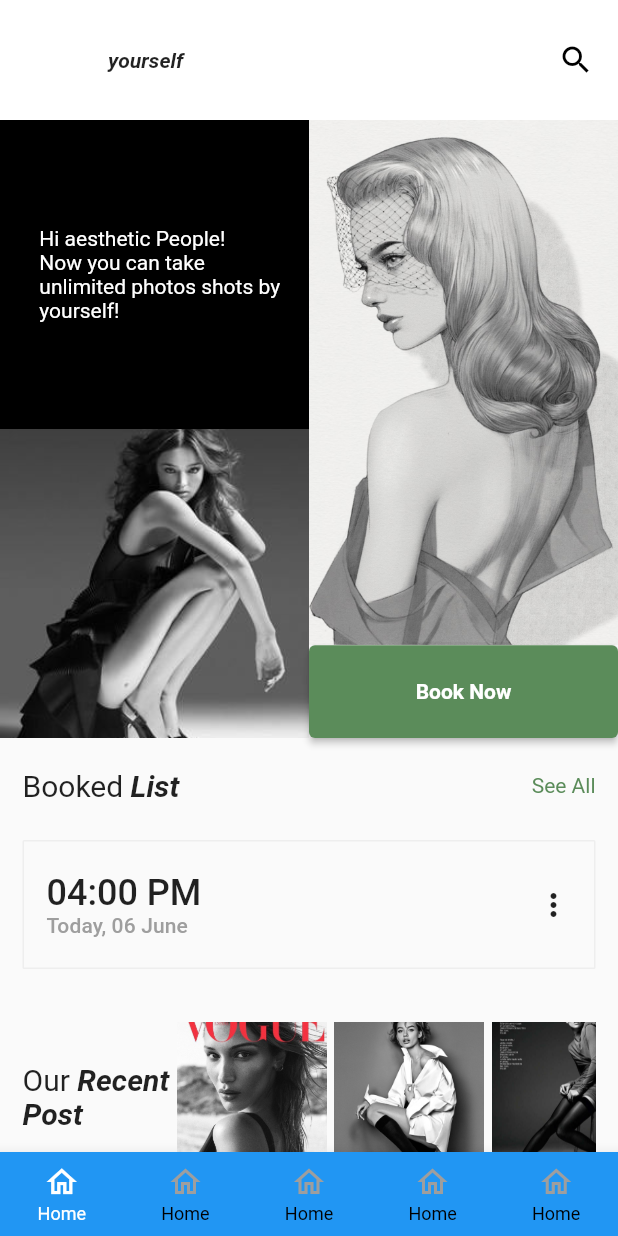
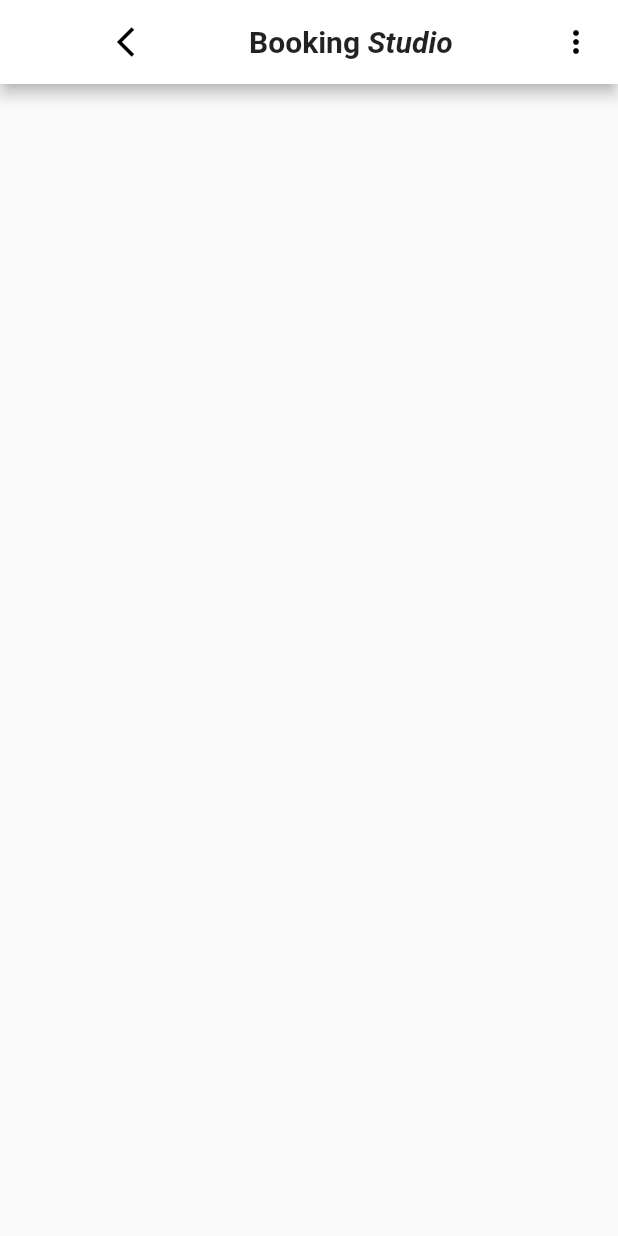
Before and after one commit to kritikasubba/yourself-, a Flutter app: the HomePage screen opened by its route, after a tap on "Book Now", on a phone screen of 412 x 824 dp. Run offline on Flutter 3.47's test engine with Material 2 defaults, Android fonts, the phone set to English and light mode, and no system bars; our stand-ins replace auto_route.

Commit message:
routing fixED

```diff
--- a/lib/app/Navigation/dashboard_page.dart
+++ b/lib/app/Navigation/dashboard_page.dart
@@ -9,7 +9,7 @@ class DashboardPage extends StatelessWidget {
   Widget build(BuildContext context) {
     return const Scaffold(
       body: Center(
-        child: Text('Hello'),
+        child: Text('Hello Dashboard Page'),
       ),
     );
   }
--- a/lib/app/Navigation/home_page.dart
+++ b/lib/app/Navigation/home_page.dart
@@ -1,8 +1,10 @@
+import 'package:auto_route/auto_route.dart';
 import 'package:flutter/material.dart';
 import 'package:flutter/src/foundation/key.dart';
 import 'package:flutter/src/widgets/framework.dart';
 import 'package:flutter_staggered_grid_view/flutter_staggered_grid_view.dart';
 import 'package:yourself/app/resources/size_constants.dart';
+import 'package:yourself/app/routes/router.gr.dart';
 
 class HomePage extends StatelessWidget {
   const HomePage({Key? key}) : super(key: key);
@@ -13,16 +15,22 @@ class HomePage extends StatelessWidget {
         appBar: AppBar(
           toolbarHeight: 80,
           elevation: 0,
-          backgroundColor: Colors.white,
+          backgroundColor: Colors.black,
           title: Row(
             mainAxisAlignment: MainAxisAlignment.spaceBetween,
             children: [
               Text(
                 'yourself',
                 style: Theme.of(context).textTheme.bodyText2?.copyWith(
-                    fontWeight: FontWeight.bold, fontStyle: FontStyle.italic),
+                      fontWeight: FontWeight.bold,
+                      fontStyle: FontStyle.italic,
+                    ),
               ),
-              const Icon(Icons.search_outlined, color: Colors.black)
+              const Icon(
+                Icons.search_outlined,
+                color: Colors.black,
+                size: 30,
+              )
             ],
           ),
         ),
@@ -180,7 +188,7 @@ class _TextWidget extends StatelessWidget {
               style: Theme.of(context)
                   .textTheme
                   .bodyText2
-                  ?.copyWith(color: Color(0xff5B8C5A))),
+                  ?.copyWith(color: const Color(0xff5B8C5A))),
         ],
       ),
     );
@@ -231,9 +239,11 @@ class StaggeredGridWidget extends StatelessWidget {
               mainAxisCellCount: 0.6,
               child: ElevatedButton(
                 style: ElevatedButton.styleFrom(
-                  primary: Color(0xff5B8C5A),
+                  primary: const Color(0xff5B8C5A),
                 ),
-                onPressed: (() {}),
+                onPressed: (() {
+                  context.router.push(const BookRoute());
+                }),
                 child: Text('Book Now',
                     style: Theme.of(context).textTheme.bodyLarge?.copyWith(
                         fontWeight: FontWeight.w700, color: Colors.white)),
--- a/lib/app/Navigation/notification_page.dart
+++ b/lib/app/Navigation/notification_page.dart
@@ -9,7 +9,7 @@ class NotificationPage extends StatelessWidget {
   Widget build(BuildContext context) {
     return const Scaffold(
       body: Center(
-        child: Text('Hello'),
+        child: Text('Hello Notification Page'),
       ),
     );
   }
--- a/lib/app/Navigation/profile_page.dart
+++ b/lib/app/Navigation/profile_page.dart
@@ -9,7 +9,7 @@ class ProfilePage extends StatelessWidget {
   Widget build(BuildContext context) {
     return const Scaffold(
       body: Center(
-        child: Text('Hello'),
+        child: Text('Hello Profile Page'),
       ),
     );
   }
--- /dev/null
+++ b/lib/app/pages/book_page.dart
@@ -0,0 +1,47 @@
+import 'package:auto_route/auto_route.dart';
+import 'package:flutter/material.dart';
+
+class BookPage extends StatelessWidget {
+  const BookPage({Key? key}) : super(key: key);
+
+  @override
+  Widget build(BuildContext context) {
+    return Scaffold(
+      appBar: AppBar(
+        backgroundColor: Colors.white,
+        title: Row(
+          mainAxisAlignment: MainAxisAlignment.spaceBetween,
+          children: [
+            InkWell(
+              onTap: (() {
+                context.router.pop();
+              }),
+              child: const Icon(
+                Icons.arrow_back_ios_outlined,
+                color: Colors.black,
+              ),
+            ),
+            RichText(
+                text: TextSpan(children: [
+              TextSpan(
+                  text: 'Booking ',
+                  style: Theme.of(context)
+                      .textTheme
+                      .headline6
+                      ?.copyWith(fontWeight: FontWeight.bold)),
+              TextSpan(
+                  text: 'Studio',
+                  style: Theme.of(context).textTheme.headline6?.copyWith(
+                      fontWeight: FontWeight.bold,
+                      fontStyle: FontStyle.italic)),
+            ])),
+            const Icon(
+              Icons.more_vert_outlined,
+              color: Colors.black,
+            )
+          ],
+        ),
+      ),
+    );
+  }
+}
--- a/lib/app/pages/splash_page.dart
+++ b/lib/app/pages/splash_page.dart
@@ -1,5 +1,7 @@
+import 'package:auto_route/auto_route.dart';
 import 'package:flutter/material.dart';
 import 'package:yourself/app/resources/size_constants.dart';
+import 'package:yourself/app/routes/router.gr.dart';
 
 class SplashPage extends StatelessWidget {
   const SplashPage({Key? key}) : super(key: key);
@@ -81,7 +83,9 @@ class _MiddleContainer extends StatelessWidget {
                 maximumSize: const Size(170, 50),
                 minimumSize: const Size(170, 50),
                 primary: const Color.fromARGB(195, 0, 169, 8)),
-            onPressed: () {},
+            onPressed: () {
+              context.router.push(const NavbarRoute());
+            },
             child: const Text('Take Your Photo')),
       ],
     );
```
Also changed, not shown: lib/app/Navigation/nav_bar_page.dart (+150 -0 lines), lib/app/routes/router.dart (+9 -1 lines), lib/app/routes/router.gr.dart.
